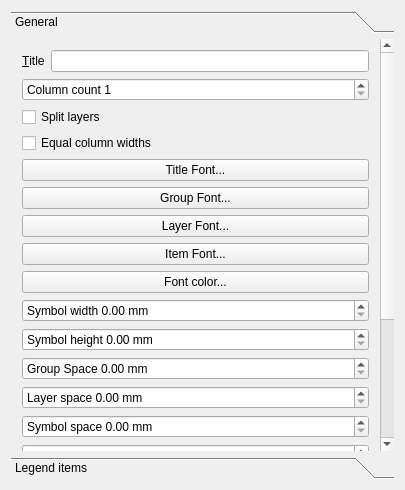
First picture: the form in src/ui/qgscomposerlegendwidgetbase.ui, repository qgis/QGIS, before the edit.
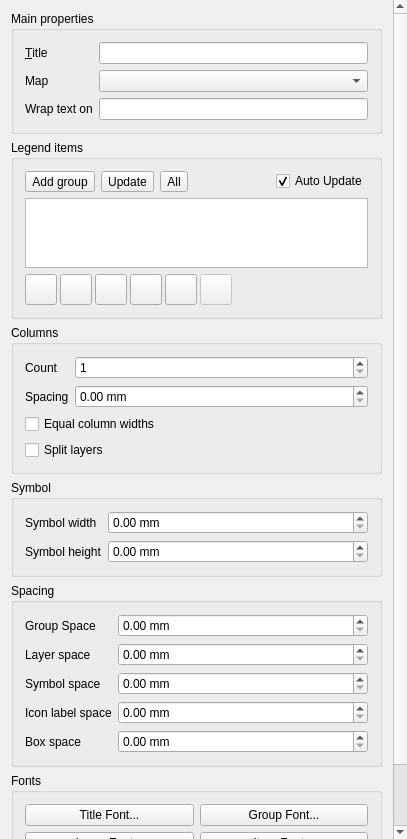
Second picture: the form after the edit. Icons and pictures are not drawn. Custom widgets are drawn as their Qt base class.

```diff
--- a/src/ui/qgscomposerlegendwidgetbase.ui
+++ b/src/ui/qgscomposerlegendwidgetbase.ui
@@ -6,8 +6,8 @@
    <rect>
     <x>0</x>
     <y>0</y>
-    <width>405</width>
-    <height>490</height>
+    <width>407</width>
+    <height>839</height>
    </rect>
   </property>
   <property name="sizePolicy">
@@ -19,11 +19,11 @@
   <property name="windowTitle">
    <string>Barscale Options</string>
   </property>
-  <layout class="QGridLayout" name="gridLayout_4">
+  <layout class="QVBoxLayout" name="verticalLayout">
    <property name="margin">
     <number>0</number>
    </property>
-   <item row="0" column="0">
+   <item>
     <widget class="QScrollArea" name="scrollArea">
      <property name="frameShape">
       <enum>QFrame::NoFrame</enum>
@@ -35,251 +35,119 @@
       <property name="geometry">
        <rect>
         <x>0</x>
-        <y>0</y>
-        <width>405</width>
-        <height>490</height>
+        <y>-101</y>
+        <width>386</width>
+        <height>940</height>
        </rect>
       </property>
-      <layout class="QGridLayout" name="gridLayout_3">
-       <item row="0" column="0">
-        <widget class="QToolBox" name="toolBox">
-         <property name="currentIndex">
-          <number>0</number>
-         </property>
-         <widget class="QWidget" name="page">
-          <property name="geometry">
-           <rect>
-            <x>0</x>
-            <y>0</y>
-            <width>362</width>
-            <height>647</height>
-           </rect>
-          </property>
-          <attribute name="label">
-           <string>General</string>
-          </attribute>
-          <layout class="QGridLayout" name="gridLayout">
-           <item row="7" column="1">
-            <widget class="QPushButton" name="mTitleFontButton">
+      <layout class="QVBoxLayout" name="mainLayout">
+       <item>
+        <widget class="QgsCollapsibleGroupBoxBasic" name="mMainPropertiesColGroupBox">
              <property name="sizePolicy">
-              <sizepolicy hsizetype="Preferred" vsizetype="Fixed">
+          <sizepolicy hsizetype="Preferred" vsizetype="Maximum">
                <horstretch>0</horstretch>
                <verstretch>0</verstretch>
               </sizepolicy>
              </property>
-             <property name="text">
-              <string>Title Font...</string>
-             </property>
-            </widget>
-           </item>
-           <item row="8" column="1">
-            <widget class="QPushButton" name="mGroupFontButton">
-             <property name="text">
-              <string>Group Font...</string>
-             </property>
-            </widget>
-           </item>
-           <item row="9" column="1">
-            <widget class="QPushButton" name="mLayerFontButton">
+         <property name="title">
+          <string>Main properties</string>
+         </property>
+         <property name="collapsed" stdset="0">
+          <bool>false</bool>
+         </property>
+         <layout class="QFormLayout" name="formLayout">
+          <item row="0" column="0">
+           <widget class="QLabel" name="mTitleLabel">
              <property name="text">
-              <string>Layer Font...</string>
-             </property>
-            </widget>
-           </item>
-           <item row="10" column="1">
-            <widget class="QPushButton" name="mItemFontButton">
-             <property name="text">
-              <string>Item Font...</string>
+             <string>&amp;Title</string>
+            </property>
+            <property name="buddy">
+             <cstring>mTitleLineEdit</cstring>
              </property>
             </widget>
            </item>
-           <item row="12" column="1">
-            <widget class="QDoubleSpinBox" name="mSymbolWidthSpinBox">
-             <property name="prefix">
-              <string>Symbol width </string>
-             </property>
-             <property name="suffix">
-              <string> mm</string>
-             </property>
-            </widget>
-           </item>
-           <item row="13" column="1">
-            <widget class="QDoubleSpinBox" name="mSymbolHeightSpinBox">
-             <property name="prefix">
-              <string>Symbol height </string>
-             </property>
-             <property name="suffix">
-              <string> mm</string>
-             </property>
-            </widget>
-           </item>
-           <item row="15" column="1">
-            <widget class="QDoubleSpinBox" name="mLayerSpaceSpinBox">
-             <property name="prefix">
-              <string>Layer space </string>
-             </property>
-             <property name="suffix">
-              <string> mm</string>
-             </property>
-            </widget>
-           </item>
-           <item row="17" column="1">
-            <widget class="QDoubleSpinBox" name="mSymbolSpaceSpinBox">
-             <property name="prefix">
-              <string>Symbol space </string>
-             </property>
-             <property name="suffix">
-              <string> mm</string>
-             </property>
-            </widget>
-           </item>
-           <item row="18" column="1">
-            <widget class="QDoubleSpinBox" name="mIconLabelSpaceSpinBox">
-             <property name="prefix">
-              <string>Icon label space </string>
-             </property>
-             <property name="suffix">
-              <string> mm</string>
-             </property>
-            </widget>
-           </item>
-           <item row="19" column="1">
-            <widget class="QDoubleSpinBox" name="mBoxSpaceSpinBox">
-             <property name="prefix">
-              <string>Box space </string>
-             </property>
-             <property name="suffix">
-              <string> mm</string>
-             </property>
-            </widget>
-           </item>
-           <item row="26" column="1">
-            <spacer name="verticalSpacer">
-             <property name="orientation">
-              <enum>Qt::Vertical</enum>
-             </property>
-             <property name="sizeHint" stdset="0">
-              <size>
-               <width>20</width>
-               <height>40</height>
-              </size>
-             </property>
-            </spacer>
-           </item>
-           <item row="22" column="1">
-            <widget class="QComboBox" name="mMapComboBox"/>
-           </item>
-           <item row="21" column="1">
+          <item row="0" column="1">
+           <widget class="QLineEdit" name="mTitleLineEdit"/>
+          </item>
+          <item row="1" column="0">
             <widget class="QLabel" name="mMapLabel">
              <property name="text">
               <string>Map</string>
              </property>
             </widget>
            </item>
-           <item row="14" column="1">
-            <widget class="QDoubleSpinBox" name="mGroupSpaceSpinBox">
-             <property name="prefix">
-              <string>Group Space </string>
-             </property>
-             <property name="suffix">
-              <string> mm</string>
-             </property>
-            </widget>
-           </item>
-           <item row="24" column="1">
+          <item row="1" column="1">
+           <widget class="QComboBox" name="mMapComboBox"/>
+          </item>
+          <item row="2" column="0">
             <widget class="QLabel" name="label">
              <property name="text">
               <string>Wrap text on</string>
              </property>
             </widget>
            </item>
-           <item row="25" column="1">
+          <item row="2" column="1">
             <widget class="QLineEdit" name="mWrapCharLineEdit">
              <property name="frame">
               <bool>true</bool>
              </property>
             </widget>
            </item>
-           <item row="2" column="1">
-            <layout class="QHBoxLayout" name="horizontalLayout">
-             <item>
-              <widget class="QLabel" name="mTitleLabel">
-               <property name="text">
-                <string>&amp;Title</string>
-               </property>
-               <property name="buddy">
-                <cstring>mTitleLineEdit</cstring>
-               </property>
-              </widget>
-             </item>
-             <item>
-              <widget class="QLineEdit" name="mTitleLineEdit"/>
-             </item>
-            </layout>
-           </item>
-           <item row="4" column="1">
-            <widget class="QSpinBox" name="mColumnCountSpinBox">
-             <property name="prefix">
-              <string>Column count </string>
-             </property>
-             <property name="minimum">
-              <number>1</number>
-             </property>
-             <property name="maximum">
-              <number>1000</number>
-             </property>
-            </widget>
-           </item>
-           <item row="5" column="1">
-            <widget class="QCheckBox" name="mSplitLayerCheckBox">
-             <property name="toolTip">
-              <string>Allow to split layer items into multiple columns.</string>
-             </property>
-             <property name="text">
-              <string>Split layers</string>
-             </property>
-            </widget>
-           </item>
-           <item row="6" column="1">
-            <widget class="QCheckBox" name="mEqualColumnWidthCheckBox">
-             <property name="text">
-              <string>Equal column widths</string>
-             </property>
-            </widget>
-           </item>
-           <item row="20" column="1">
-            <widget class="QDoubleSpinBox" name="mColumnSpaceSpinBox">
-             <property name="prefix">
-              <string>Column space </string>
-             </property>
-             <property name="suffix">
-              <string> mm</string>
-             </property>
-            </widget>
-           </item>
-           <item row="11" column="1">
-            <widget class="QPushButton" name="mFontColorPushButton">
-             <property name="text">
-              <string>Font color...</string>
-             </property>
-            </widget>
-           </item>
-          </layout>
-         </widget>
-         <widget class="QWidget" name="page_2">
-          <property name="geometry">
-           <rect>
-            <x>0</x>
-            <y>0</y>
-            <width>429</width>
-            <height>385</height>
-           </rect>
-          </property>
-          <attribute name="label">
+         </layout>
+        </widget>
+       </item>
+       <item>
+        <widget class="QgsCollapsibleGroupBoxBasic" name="mLegendItemColGroupBox">
+         <property name="title">
            <string>Legend items</string>
-          </attribute>
-          <layout class="QGridLayout" name="gridLayout_2">
-           <item row="0" column="0" colspan="4">
+         </property>
+         <property name="collapsed" stdset="0">
+          <bool>false</bool>
+         </property>
+         <layout class="QVBoxLayout" name="verticalLayout_2">
+          <item>
+           <layout class="QHBoxLayout" name="horizontalLayout">
+            <item>
+             <widget class="QToolButton" name="mAddGroupButton">
+              <property name="text">
+               <string>Add group</string>
+              </property>
+             </widget>
+            </item>
+            <item>
+             <widget class="QToolButton" name="mUpdatePushButton">
+              <property name="text">
+               <string>Update</string>
+              </property>
+              <property name="iconSize">
+               <size>
+                <width>24</width>
+                <height>24</height>
+               </size>
+              </property>
+             </widget>
+            </item>
+            <item>
+             <widget class="QToolButton" name="mUpdateAllPushButton">
+              <property name="text">
+               <string>All</string>
+              </property>
+             </widget>
+            </item>
+            <item>
+             <spacer name="horizontalSpacer_3">
+              <property name="orientation">
+               <enum>Qt::Horizontal</enum>
+              </property>
+              <property name="sizeHint" stdset="0">
+               <size>
+                <width>40</width>
+                <height>20</height>
+               </size>
+              </property>
+             </spacer>
+            </item>
+            <item>
             <widget class="QCheckBox" name="mCheckBoxAutoUpdate">
              <property name="sizePolicy">
               <sizepolicy hsizetype="Expanding" vsizetype="Fixed">
@@ -295,7 +163,9 @@
              </property>
             </widget>
            </item>
-           <item row="1" column="0" colspan="10">
+           </layout>
+          </item>
+          <item>
             <widget class="QTreeView" name="mItemTreeView">
              <property name="sizePolicy">
               <sizepolicy hsizetype="Minimum" vsizetype="Expanding">
@@ -317,7 +187,12 @@
              </attribute>
             </widget>
            </item>
-           <item row="2" column="0">
+          <item>
+           <layout class="QHBoxLayout" name="horizontalLayout_2">
+            <property name="spacing">
+             <number>3</number>
+            </property>
+            <item>
             <widget class="QToolButton" name="mMoveDownToolButton">
              <property name="sizePolicy">
               <sizepolicy hsizetype="Preferred" vsizetype="Fixed">
@@ -340,7 +215,7 @@
              </property>
             </widget>
            </item>
-           <item row="2" column="1">
+            <item>
             <widget class="QToolButton" name="mMoveUpToolButton">
              <property name="text">
               <string/>
@@ -357,7 +232,7 @@
              </property>
             </widget>
            </item>
-           <item row="2" column="2">
+            <item>
             <widget class="QToolButton" name="mAddToolButton">
              <property name="text">
               <string/>
@@ -374,7 +249,7 @@
              </property>
             </widget>
            </item>
-           <item row="2" column="3">
+            <item>
             <widget class="QToolButton" name="mRemoveToolButton">
              <property name="text">
               <string/>
@@ -391,7 +266,7 @@
              </property>
             </widget>
            </item>
-           <item row="2" column="4">
+            <item>
             <widget class="QToolButton" name="mEditPushButton">
              <property name="text">
               <string/>
@@ -408,47 +283,7 @@
              </property>
             </widget>
            </item>
-           <item row="2" column="6">
-            <widget class="QToolButton" name="mUpdatePushButton">
-             <property name="text">
-              <string>Update</string>
-             </property>
-             <property name="iconSize">
-              <size>
-               <width>24</width>
-               <height>24</height>
-              </size>
-             </property>
-            </widget>
-           </item>
-           <item row="2" column="7">
-            <widget class="QToolButton" name="mUpdateAllPushButton">
-             <property name="text">
-              <string>All</string>
-             </property>
-            </widget>
-           </item>
-           <item row="2" column="9">
-            <spacer name="horizontalSpacer">
-             <property name="orientation">
-              <enum>Qt::Horizontal</enum>
-             </property>
-             <property name="sizeHint" stdset="0">
-              <size>
-               <width>0</width>
-               <height>0</height>
-              </size>
-             </property>
-            </spacer>
-           </item>
-           <item row="2" column="8">
-            <widget class="QToolButton" name="mAddGroupButton">
-             <property name="text">
-              <string>Add group</string>
-             </property>
-            </widget>
-           </item>
-           <item row="2" column="5">
+            <item>
             <widget class="QToolButton" name="mCountToolButton">
              <property name="enabled">
               <bool>false</bool>
@@ -474,8 +309,311 @@
              </property>
             </widget>
            </item>
-          </layout>
-         </widget>
+            <item>
+             <spacer name="horizontalSpacer_4">
+              <property name="orientation">
+               <enum>Qt::Horizontal</enum>
+              </property>
+              <property name="sizeHint" stdset="0">
+               <size>
+                <width>40</width>
+                <height>20</height>
+               </size>
+              </property>
+             </spacer>
+            </item>
+           </layout>
+          </item>
+         </layout>
+        </widget>
+       </item>
+       <item>
+        <widget class="QgsCollapsibleGroupBoxBasic" name="mColumnsColGroupBox">
+         <property name="sizePolicy">
+          <sizepolicy hsizetype="Preferred" vsizetype="Maximum">
+           <horstretch>0</horstretch>
+           <verstretch>0</verstretch>
+          </sizepolicy>
+         </property>
+         <property name="title">
+          <string>Columns</string>
+         </property>
+         <property name="collapsed" stdset="0">
+          <bool>true</bool>
+         </property>
+         <layout class="QFormLayout" name="formLayout_2">
+          <item row="1" column="0">
+           <widget class="QLabel" name="label_2">
+            <property name="text">
+             <string>Count</string>
+            </property>
+           </widget>
+          </item>
+          <item row="1" column="1">
+           <widget class="QSpinBox" name="mColumnCountSpinBox">
+            <property name="prefix">
+             <string/>
+            </property>
+            <property name="minimum">
+             <number>1</number>
+            </property>
+            <property name="maximum">
+             <number>1000</number>
+            </property>
+           </widget>
+          </item>
+          <item row="4" column="0" colspan="2">
+           <widget class="QCheckBox" name="mEqualColumnWidthCheckBox">
+            <property name="text">
+             <string>Equal column widths</string>
+            </property>
+           </widget>
+          </item>
+          <item row="5" column="0" colspan="2">
+           <widget class="QCheckBox" name="mSplitLayerCheckBox">
+            <property name="toolTip">
+             <string>Allow to split layer items into multiple columns.</string>
+            </property>
+            <property name="text">
+             <string>Split layers</string>
+            </property>
+           </widget>
+          </item>
+          <item row="2" column="0">
+           <widget class="QLabel" name="label_10">
+            <property name="text">
+             <string>Spacing</string>
+            </property>
+           </widget>
+          </item>
+          <item row="2" column="1">
+           <widget class="QDoubleSpinBox" name="mColumnSpaceSpinBox">
+            <property name="prefix">
+             <string/>
+            </property>
+            <property name="suffix">
+             <string> mm</string>
+            </property>
+           </widget>
+          </item>
+         </layout>
+        </widget>
+       </item>
+       <item>
+        <widget class="QgsCollapsibleGroupBoxBasic" name="mSymbolsColGroupBox">
+         <property name="sizePolicy">
+          <sizepolicy hsizetype="Preferred" vsizetype="Maximum">
+           <horstretch>0</horstretch>
+           <verstretch>0</verstretch>
+          </sizepolicy>
+         </property>
+         <property name="title">
+          <string>Symbol</string>
+         </property>
+         <property name="collapsed" stdset="0">
+          <bool>true</bool>
+         </property>
+         <layout class="QFormLayout" name="formLayout_3">
+          <property name="fieldGrowthPolicy">
+           <enum>QFormLayout::AllNonFixedFieldsGrow</enum>
+          </property>
+          <item row="0" column="0">
+           <widget class="QLabel" name="label_3">
+            <property name="text">
+             <string>Symbol width</string>
+            </property>
+           </widget>
+          </item>
+          <item row="0" column="1">
+           <widget class="QDoubleSpinBox" name="mSymbolWidthSpinBox">
+            <property name="prefix">
+             <string/>
+            </property>
+            <property name="suffix">
+             <string> mm</string>
+            </property>
+           </widget>
+          </item>
+          <item row="1" column="0">
+           <widget class="QLabel" name="label_4">
+            <property name="text">
+             <string>Symbol height</string>
+            </property>
+           </widget>
+          </item>
+          <item row="1" column="1">
+           <widget class="QDoubleSpinBox" name="mSymbolHeightSpinBox">
+            <property name="prefix">
+             <string/>
+            </property>
+            <property name="suffix">
+             <string> mm</string>
+            </property>
+           </widget>
+          </item>
+         </layout>
+        </widget>
+       </item>
+       <item>
+        <widget class="QgsCollapsibleGroupBoxBasic" name="mSpacingColGroupBox">
+         <property name="sizePolicy">
+          <sizepolicy hsizetype="Preferred" vsizetype="Maximum">
+           <horstretch>0</horstretch>
+           <verstretch>0</verstretch>
+          </sizepolicy>
+         </property>
+         <property name="title">
+          <string>Spacing</string>
+         </property>
+         <property name="collapsed" stdset="0">
+          <bool>true</bool>
+         </property>
+         <layout class="QFormLayout" name="formLayout_4">
+          <item row="0" column="0">
+           <widget class="QLabel" name="label_5">
+            <property name="text">
+             <string>Group Space</string>
+            </property>
+           </widget>
+          </item>
+          <item row="0" column="1">
+           <widget class="QDoubleSpinBox" name="mGroupSpaceSpinBox">
+            <property name="prefix">
+             <string/>
+            </property>
+            <property name="suffix">
+             <string> mm</string>
+            </property>
+           </widget>
+          </item>
+          <item row="1" column="0">
+           <widget class="QLabel" name="label_6">
+            <property name="text">
+             <string>Layer space</string>
+            </property>
+           </widget>
+          </item>
+          <item row="1" column="1">
+           <widget class="QDoubleSpinBox" name="mLayerSpaceSpinBox">
+            <property name="prefix">
+             <string/>
+            </property>
+            <property name="suffix">
+             <string> mm</string>
+            </property>
+           </widget>
+          </item>
+          <item row="2" column="0">
+           <widget class="QLabel" name="label_7">
+            <property name="text">
+             <string>Symbol space</string>
+            </property>
+           </widget>
+          </item>
+          <item row="2" column="1">
+           <widget class="QDoubleSpinBox" name="mSymbolSpaceSpinBox">
+            <property name="prefix">
+             <string/>
+            </property>
+            <property name="suffix">
+             <string> mm</string>
+            </property>
+           </widget>
+          </item>
+          <item row="3" column="0">
+           <widget class="QLabel" name="label_8">
+            <property name="text">
+             <string>Icon label space</string>
+            </property>
+           </widget>
+          </item>
+          <item row="3" column="1">
+           <widget class="QDoubleSpinBox" name="mIconLabelSpaceSpinBox">
+            <property name="prefix">
+             <string/>
+            </property>
+            <property name="suffix">
+             <string> mm</string>
+            </property>
+           </widget>
+          </item>
+          <item row="4" column="0">
+           <widget class="QLabel" name="label_9">
+            <property name="text">
+             <string>Box space</string>
+            </property>
+           </widget>
+          </item>
+          <item row="4" column="1">
+           <widget class="QDoubleSpinBox" name="mBoxSpaceSpinBox">
+            <property name="prefix">
+             <string/>
+            </property>
+            <property name="suffix">
+             <string> mm</string>
+            </property>
+           </widget>
+          </item>
+         </layout>
+        </widget>
+       </item>
+       <item>
+        <widget class="QgsCollapsibleGroupBoxBasic" name="mFontsColGroupBox">
+         <property name="sizePolicy">
+          <sizepolicy hsizetype="Preferred" vsizetype="Maximum">
+           <horstretch>0</horstretch>
+           <verstretch>0</verstretch>
+          </sizepolicy>
+         </property>
+         <property name="title">
+          <string>Fonts</string>
+         </property>
+         <property name="collapsed" stdset="0">
+          <bool>true</bool>
+         </property>
+         <layout class="QGridLayout" name="gridLayout_4">
+          <item row="0" column="0">
+           <widget class="QPushButton" name="mTitleFontButton">
+            <property name="sizePolicy">
+             <sizepolicy hsizetype="Preferred" vsizetype="Fixed">
+              <horstretch>0</horstretch>
+              <verstretch>0</verstretch>
+             </sizepolicy>
+            </property>
+            <property name="text">
+             <string>Title Font...</string>
+            </property>
+           </widget>
+          </item>
+          <item row="0" column="1">
+           <widget class="QPushButton" name="mGroupFontButton">
+            <property name="text">
+             <string>Group Font...</string>
+            </property>
+           </widget>
+          </item>
+          <item row="1" column="0">
+           <widget class="QPushButton" name="mLayerFontButton">
+            <property name="text">
+             <string>Layer Font...</string>
+            </property>
+           </widget>
+          </item>
+          <item row="1" column="1">
+           <widget class="QPushButton" name="mItemFontButton">
+            <property name="text">
+             <string>Item Font...</string>
+            </property>
+           </widget>
+          </item>
+          <item row="2" column="0" colspan="2">
+           <widget class="QPushButton" name="mFontColorPushButton">
+            <property name="text">
+             <string>Font color...</string>
+            </property>
+           </widget>
+          </item>
+         </layout>
         </widget>
        </item>
       </layout>
@@ -485,27 +623,14 @@
   </layout>
  </widget>
  <layoutdefault spacing="6" margin="11"/>
- <tabstops>
-  <tabstop>scrollArea</tabstop>
-  <tabstop>mTitleFontButton</tabstop>
-  <tabstop>mGroupFontButton</tabstop>
-  <tabstop>mLayerFontButton</tabstop>
-  <tabstop>mItemFontButton</tabstop>
-  <tabstop>mSymbolWidthSpinBox</tabstop>
-  <tabstop>mSymbolHeightSpinBox</tabstop>
-  <tabstop>mLayerSpaceSpinBox</tabstop>
-  <tabstop>mSymbolSpaceSpinBox</tabstop>
-  <tabstop>mIconLabelSpaceSpinBox</tabstop>
-  <tabstop>mBoxSpaceSpinBox</tabstop>
-  <tabstop>mItemTreeView</tabstop>
-  <tabstop>mMoveDownToolButton</tabstop>
-  <tabstop>mMoveUpToolButton</tabstop>
-  <tabstop>mRemoveToolButton</tabstop>
-  <tabstop>mEditPushButton</tabstop>
-  <tabstop>mUpdatePushButton</tabstop>
-  <tabstop>mUpdateAllPushButton</tabstop>
-  <tabstop>mAddGroupButton</tabstop>
- </tabstops>
+ <customwidgets>
+  <customwidget>
+   <class>QgsCollapsibleGroupBoxBasic</class>
+   <extends>QGroupBox</extends>
+   <header location="global">qgscollapsiblegroupbox.h</header>
+   <container>1</container>
+  </customwidget>
+ </customwidgets>
  <resources>
   <include location="../../images/images.qrc"/>
  </resources>
```
Lines whose indentation alone changed are shown as unchanged.
